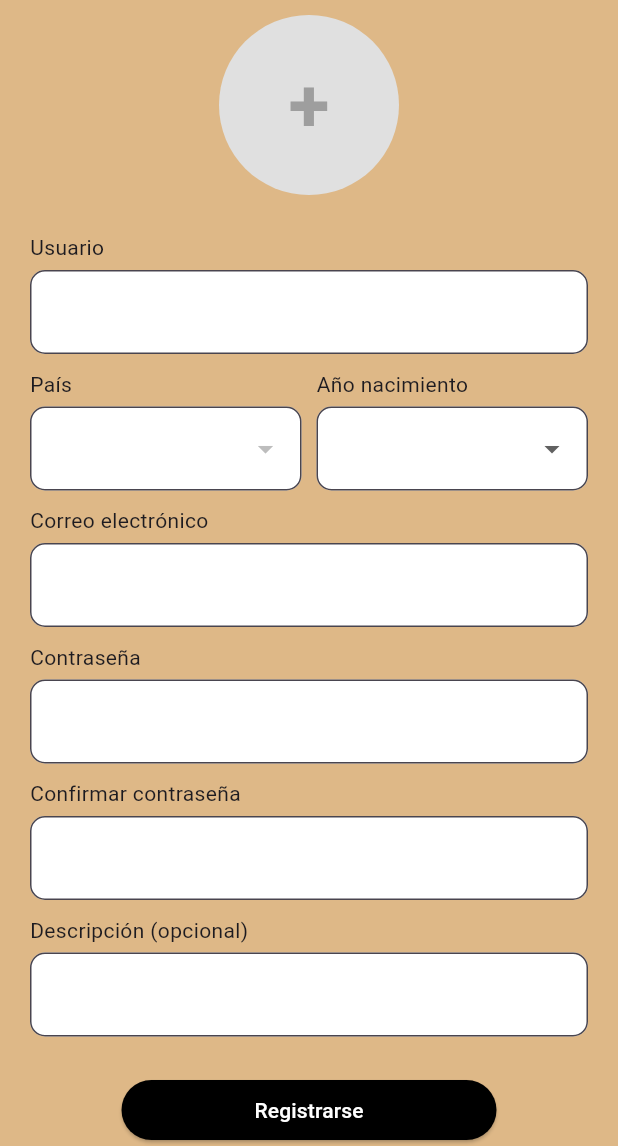
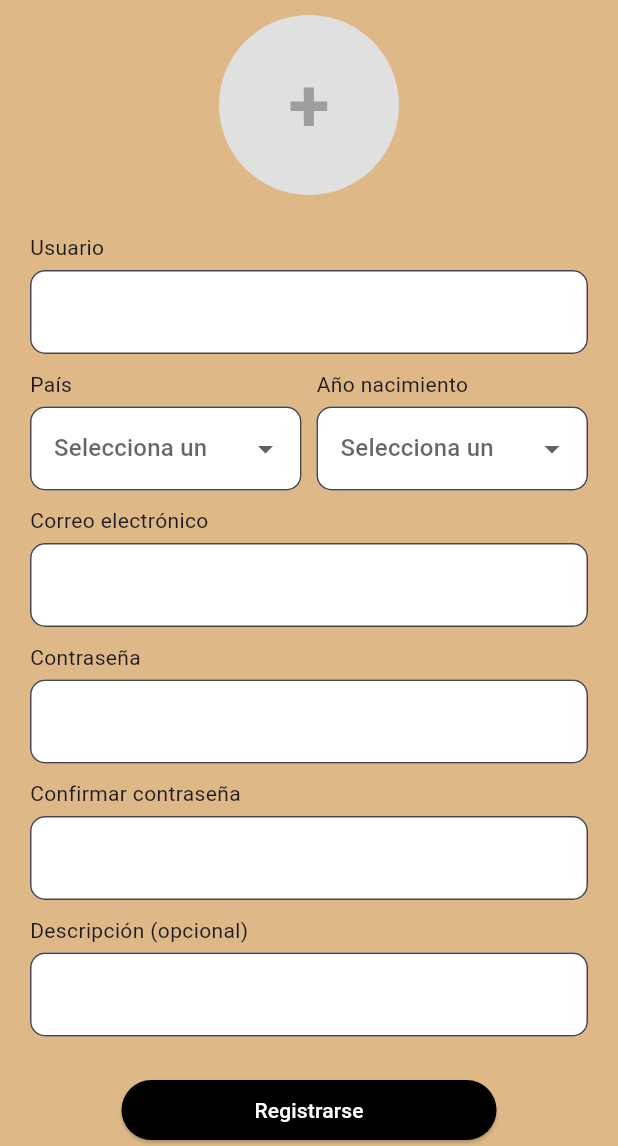
Before and after one commit to zesar5/Remmy-s_recipes, a Flutter app: the RegisterScreen screen opened by its route, on a phone screen of 412 x 824 dp, the part 90-1236 px from its top. Run offline on Flutter 3.47's test engine with Material 3 defaults, Android fonts, the light colour scheme and no system bars; our stand-ins replace image_picker; accounts and stored records are empty; Roboto replaces fonts that are missing (Times New Roman).

Commit message:
modificacion de la pantalla de registro

```diff
--- a/remy_recipes/lib/screens/register/register_screen.dart
+++ b/remy_recipes/lib/screens/register/register_screen.dart
@@ -39,7 +39,24 @@
   bool errorPais = false;
   bool errorAnio = false;
 
-  List<String> paises = [ /* ... tus países ... */ ];
+  String? errorCorreoMensaje;
+
+  List<String> paises = [
+    "Afganistán", "Albania", "Alemania", "Andorra", "Angola", "Arabia Saudita",
+    "Argentina", "Australia", "Austria", "Bélgica", "Bolivia", "Brasil",
+    "Canadá", "Chile", "China", "Colombia", "Corea del Sur", "Costa Rica",
+    "Cuba", "Dinamarca", "Ecuador", "Egipto", "El Salvador", "Eslovaquia",
+    "Eslovenia", "España", "Estados Unidos", "Finlandia", "Francia", "Grecia",
+    "Guatemala", "Haití", "Honduras", "Hungría", "India", "Indonesia", "Irak",
+    "Irán", "Irlanda", "Islandia", "Italia", "Japón", "Jordania", "Kenia",
+    "Letonia", "Líbano", "Libia", "Lituania", "Luxemburgo", "México", "Mónaco",
+    "Mongolia", "Nepal", "Nicaragua", "Nigeria", "Noruega", "Países Bajos",
+    "Panamá", "Paraguay", "Perú", "Polonia", "Portugal", "Reino Unido",
+    "República Dominicana", "Rumania", "Rusia", "Senegal", "Serbia", "Suecia",
+    "Suiza", "Tailandia", "Turquía", "Ucrania", "Uruguay", "Venezuela",
+    "Vietnam"
+  ];
+
   List<int> anios = [ for (int i = DateTime.now().year; i >= 1900; i--) i ];
 
   bool validarCorreo(String correo) {
@@ -65,6 +82,7 @@
   // ===================== REGISTRO =====================
 
   void registrar() {
+    // Primero marcamos campos vacíos
     setState(() {
       errorName = name.text.isEmpty;
       errorCorreo = correo.text.isEmpty;
@@ -72,8 +90,21 @@
       errorConfirmar = confirmarContrasenya.text.isEmpty;
       errorPais = paisSeleccionado == null;
       errorAnio = anioSeleccionado == null;
+
+      // Preparar mensaje para el correo: vacío o formato inválido
+      if (correo.text.isEmpty) {
+        errorCorreoMensaje = "Campo requerido";
+        errorCorreo = true;
+      } else if (!validarCorreo(correo.text)) {
+        errorCorreoMensaje = "Formato inválido";
+        errorCorreo = true;
+      } else {
+        errorCorreoMensaje = null;
+        errorCorreo = false;
+      }
     });
 
+    // Si hay algún error visual, avisamos y no seguimos
     if (errorName ||
         errorCorreo ||
         errorContrasenya ||
@@ -84,22 +115,27 @@
       return;
     }
 
-    if (!validarCorreo(correo.text)) {
-      mostrarMensaje("El correo electrónico no tiene un formato válido.");
-      return;
-    }
-
+    // Validaciones lógicas adicionales (contraseñas)
     if (contrasenya.text != confirmarContrasenya.text) {
+      setState(() {
+        errorContrasenya = true;
+        errorConfirmar = true;
+      });
       mostrarMensaje("Las contraseñas no coinciden.");
       return;
     }
 
     if (!validarContrasenyaFuerte(contrasenya.text)) {
+      setState(() {
+        errorContrasenya = true;
+        errorConfirmar = true;
+      });
       mostrarMensaje(
           "La contraseña debe tener al menos 8 caracteres, una mayúscula, una minúscula, un número y un símbolo.");
       return;
     }
 
+    // Si todo OK
     mostrarMensaje("Registro completado correctamente.");
   }
 
@@ -169,7 +205,9 @@
               SizedBox(height: 10),
 
               campoTexto("Correo electrónico",
-                  controller: correo, error: errorCorreo),
+                  controller: correo,
+                  error: errorCorreo,
+                  errorTextMessage: errorCorreoMensaje),
 
               SizedBox(height: 10),
 
@@ -214,7 +252,8 @@
     {required TextEditingController controller,
     bool esPassword = false,
     int maxLineas = 1,
-      bool error = false}) {
+    bool error = false,
+    String? errorTextMessage}) {
   return Column(
     crossAxisAlignment: CrossAxisAlignment.start,
     children: [
@@ -227,8 +266,17 @@
         decoration: InputDecoration(
           filled: true,
           fillColor: Colors.white,
-            errorText: error ? "Campo requerido" : null,
           border: OutlineInputBorder(borderRadius: BorderRadius.circular(10)),
+          // bordes de error para que se vea claramente en rojo
+          errorBorder: OutlineInputBorder(
+            borderSide: BorderSide(color: Colors.red),
+            borderRadius: BorderRadius.circular(10),
+          ),
+          focusedErrorBorder: OutlineInputBorder(
+            borderSide: BorderSide(color: Colors.red, width: 2),
+            borderRadius: BorderRadius.circular(10),
+          ),
+          errorText: error ? (errorTextMessage ?? "Campo requerido") : null,
         ),
       ),
     ],
@@ -243,18 +291,22 @@
       SizedBox(height: 5),
       DropdownButtonFormField<String>(
         value: paisSeleccionado,
+        hint: Text("Selecciona un país"), // <-- evita que el dropdown quede 'deshabilitado' cuando value == null
+        isExpanded: true,
         items: paises
             .map((p) => DropdownMenuItem(value: p, child: Text(p)))
             .toList(),
-          onChanged: (v) => setState(() {
-            paisSeleccionado = v;
+        onChanged: (value) {
+          setState(() {
+            paisSeleccionado = value;
             errorPais = false;
-          }),
+          });
+        },
         decoration: InputDecoration(
           filled: true,
           fillColor: Colors.white,
+          border: OutlineInputBorder(borderRadius: BorderRadius.circular(10)),
           errorText: errorPais ? "Campo requerido" : null,
-            border: OutlineInputBorder(borderRadius: BorderRadius.circular(10)),
         ),
       ),
     ],
@@ -269,18 +321,22 @@
       SizedBox(height: 5),
       DropdownButtonFormField<int>(
         value: anioSeleccionado,
+        hint: Text("Selecciona un año"),
+        isExpanded: true,
         items: anios
             .map((a) => DropdownMenuItem(value: a, child: Text("$a")))
             .toList(),
-          onChanged: (v) => setState(() {
-            anioSeleccionado = v;
+        onChanged: (value) {
+          setState(() {
+            anioSeleccionado = value;
             errorAnio = false;
-          }),
+          });
+        },
         decoration: InputDecoration(
           filled: true,
           fillColor: Colors.white,
+          border: OutlineInputBorder(borderRadius: BorderRadius.circular(10)),
           errorText: errorAnio ? "Campo requerido" : null,
-            border: OutlineInputBorder(borderRadius: BorderRadius.circular(10)),
         ),
       ),
     ],
```
Lines whose indentation alone changed are shown as unchanged.
